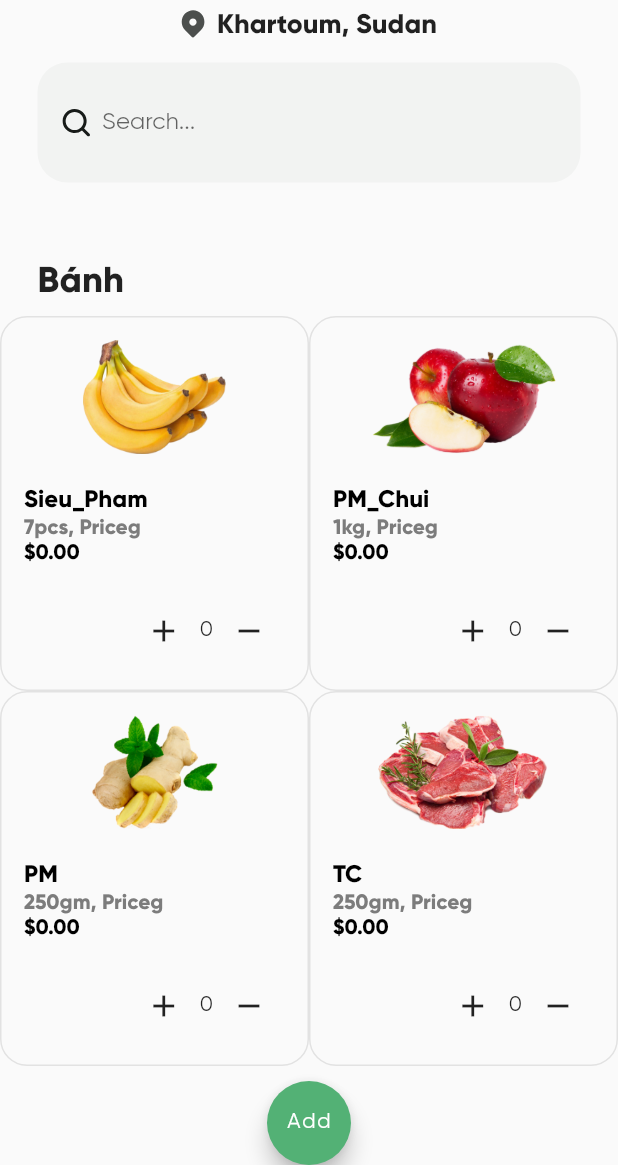
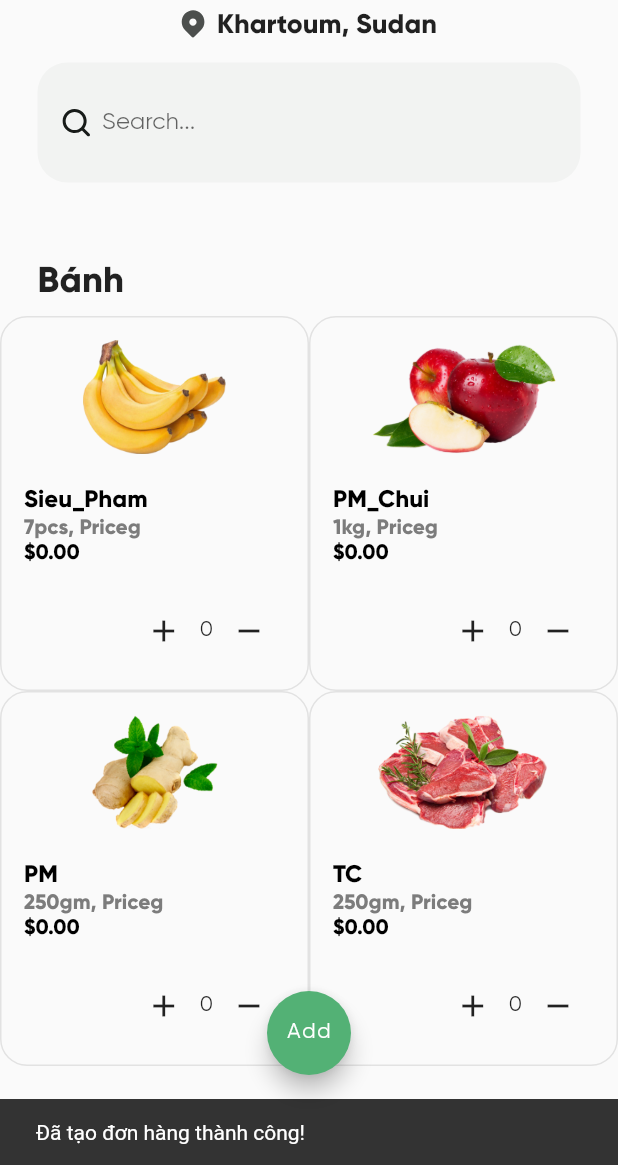
Before and after one commit to Man-Minh-PG/order_manager_android, a Flutter app: the HomeScreen screen opened directly, after a tap on the "add" icon, after a tap on the "remove" icon, after a tap on "Add", on a phone screen of 412 x 824 dp, the part 71-1236 px from its top. Run offline on Flutter 3.47's test engine with Material 2 defaults, Android fonts, the phone set to English and light mode, and no system bars; our stand-ins replace flutter_svg, sqflite; accounts and stored records are empty.

Commit message:
add function delete file db - fĩx bug reset order quantity - add snackbar

```diff
--- a/lib/helpers/database.dart
+++ b/lib/helpers/database.dart
@@ -13,6 +13,18 @@ class DatabaseRepository {
   final _databaseName    = 'bachutha';
   final _databaseVersion = 1;
 
+
+  // Hàm xóa cơ sở dữ liệu cũ
+    Future<void> deleteOldDatabase() async {
+    Directory documentsDirectory = await getApplicationDocumentsDirectory();
+    String databasePath = join(documentsDirectory.path, _databaseName);
+      File dbFile = File(databasePath);
+      if (await dbFile.exists()) {
+        await dbFile.delete();
+      }
+    }
+
+
   Future<String?> getDatabasePath() async {
   // Lấy đường dẫn thư mục lưu trữ cơ sở dữ liệu
     Directory appDocDir = await getApplicationDocumentsDirectory();
@@ -23,6 +35,7 @@ class DatabaseRepository {
 
 
   Future<Database?> get database async { // function check isset db
+  // deleteOldDatabase();
   if (_database != null) {
     return _database;
   } else {
--- a/lib/models/grocery_item.dart
+++ b/lib/models/grocery_item.dart
@@ -4,7 +4,7 @@ class GroceryItem {
   final String description;
   final int price;
   final String imagePath;
-  final int orderQuantity;
+  late  int orderQuantity;
   final bool exclusiveOffers;
 
   GroceryItem({
--- a/lib/provider/order_service.dart
+++ b/lib/provider/order_service.dart
@@ -9,57 +9,71 @@ class OrderService {
   final OrderRepository _orderRepository = OrderRepository();
 
   // Future<void> addProductToOrder(Order order, GroceryItem groceryItem) async {
-  Future<void> createOrder(List<Product> groceryItem, String note) async {
+  Future<bool> createOrder(List<Product> groceryItem, String note) async {
   final db = await _databaseRepository.database;
-
 
   if (db == null) {
     // Xử lý khi db là null, ví dụ: thông báo lỗi hoặc kết thúc hàm
     print('Error: Database is null');
-      return;
+    return false; // Trả về false để chỉ ra rằng insert thất bại
   }
-
 
   int totalPrice = 0;
   int insertedIdOrder = 0;
 
-    // Set the exclusiveOffers value for the product based on the predefined value in the GroceryItem class
+  // Tính tổng giá tiền của đơn hàng
   for (var item in groceryItem) {
     totalPrice += item.price;
   }
 
-    // Insert the order detail into the detail table
-   insertedIdOrder = await db!.insert(
+  // Insert thông tin đơn hàng vào bảng orders
+  insertedIdOrder = await db.insert(
     'orders',
     <String, dynamic>{
       'total': totalPrice,
       'note': note,
-        'paymentId' : 0, // cash payment
+      'paymentId' : 0, // Phương thức thanh toán bằng tiền mặt
     },
   );
 
+  // Kiểm tra xem insert vào bảng orders có thành công hay không
+  if (insertedIdOrder == 0) {
+    print('Error: Insert order failed');
+    return false; // Trả về false để chỉ ra rằng insert thất bại
+  }
+
+  // Insert thông tin chi tiết đơn hàng vào bảng order_detail
   for (var item in groceryItem) {
-      await db.insert(
+    int result = await db.insert(
       'order_detail',
       <String, dynamic>{
         'productId': item.id,
         'orderId': insertedIdOrder,
-        'amount' : item.orderQuantity, // cash payment
+        'amount' : item.orderQuantity,
       },
     );
+
+    // Kiểm tra xem insert vào bảng order_detail có thành công hay không
+    if (result == 0) {
+      print('Error: Insert order detail failed');
+      return false; // Trả về false để chỉ ra rằng insert thất bại
     }
   }
+
+  // Trả về true để chỉ ra rằng insert thành công
+  return true;
+}
+
 
   Future<List<Map<String, dynamic>>> selectOrdersWithStatus0() async {
     final db = await _databaseRepository.database;
     return await db!.rawQuery('''
-      SELECT order.*, order_detail.*
-      FROM order
-      JOIN order_detail ON order.id = order_detail.order_id
-      WHERE order.status = 0
+      SELECT orders.*, order_detail.*
+      FROM orders
+      JOIN order_detail ON orders.id = order_detail.orderId
+      WHERE orders.status = 0
     ''');
   }
-
 
   Future<void> updateOrderStatus(int orderId, int newStatus) async {
     final db = await _databaseRepository.database;
--- a/lib/screens/home/home_screen.dart
+++ b/lib/screens/home/home_screen.dart
@@ -66,10 +66,16 @@ class _HomeScreenState extends State<HomeScreen> {
      floatingActionButton: FloatingActionButton(
       onPressed: () {
         setState(() {
+          // Lấy danh sách các sản phẩm được chọn
           List<GroceryItem> selectedItems = exclusiveOffers.where((item) => item.orderQuantity > 0).toList();
-            // onAddButtonSelected(selectedItems.first); // call to function process add to cart
-            onAddButtonSelected(selectedItems); // call to function process add to cart
-            // print(selectedItems);
+
+          // Gọi hàm xử lý khi nút được nhấn, truyền vào danh sách các sản phẩm đã chọn
+          onAddButtonSelected(selectedItems);
+
+          // Đặt tất cả các giá trị orderQuantity về 0 cho các sản phẩm trong exclusiveOffers
+          for (var item in exclusiveOffers) {
+            item.orderQuantity = 0;
+          }
         });
       },
       child: Text("Add")
@@ -163,7 +169,7 @@ class _HomeScreenState extends State<HomeScreen> {
 
 // Assuming the selected grocery_item is available as groceryItem
 // void onAddButtonSelected(GroceryItem groceryItem) {
-  void onAddButtonSelected(List<GroceryItem> groceryItem) {
+    void onAddButtonSelected(List<GroceryItem> groceryItem) async {
       List<Product> selectedProducts = []; // Danh sách các sản phẩm đã chọn
 
       for (var item in groceryItem) {
@@ -183,6 +189,21 @@ class _HomeScreenState extends State<HomeScreen> {
       }
 
       OrderService orderService = OrderService();
-     orderService.createOrder(selectedProducts, searchTerm);
+      bool success = await orderService.createOrder(selectedProducts, searchTerm); // Chờ cho hàm createOrder hoàn thành
+
+      if (success) {
+          ScaffoldMessenger.of(context).showSnackBar(
+            SnackBar(
+              content: Text('Đã tạo đơn hàng thành công!'),
+            ),
+          );
+        } else {
+          ScaffoldMessenger.of(context).showSnackBar(
+            SnackBar(
+              content: Text('Tạo đơn hàng thất bại!'),
+            ),
+          );
         }
     }
+
+}
--- a/lib/widgets/grocery_item_card_widget.dart
+++ b/lib/widgets/grocery_item_card_widget.dart
@@ -26,10 +26,10 @@ class GroceryItemCardWidget extends StatefulWidget {
 // typedef AddToCartCallback = void Function(GroceryItem item, int orderQuantity);
 
 class _GroceryItemCardWidget extends State<GroceryItemCardWidget> {
-  int orderQuantity = 0; // Value default for button
+  // int orderQuantity = 0; // Value default for button
 
   int calculateTotalPrice() {
-    return widget.item.price * orderQuantity;
+    return widget.item.price * widget.item.orderQuantity;
   }
 
   @override
@@ -131,7 +131,8 @@ class _GroceryItemCardWidget extends State<GroceryItemCardWidget> {
           onPressed: (){
             setState(() {
               // Increment value when the + button is pressed
-              orderQuantity++;
+              widget.item.orderQuantity++;  // Update value product
+              // orderQuantity = widget.item.orderQuantity; // update value UI
             });
               // Gọi callback để thông báo về sự thay đổi
             // if (widget.addToCartCallback != null) {
@@ -157,16 +158,17 @@ class _GroceryItemCardWidget extends State<GroceryItemCardWidget> {
         // ),
         Center(
           child: Text(
-            orderQuantity.toString(),
+             widget.item.orderQuantity.toString(),
             textAlign: TextAlign.center,
           ),
         ),
         IconButton(
           onPressed: () {
-              if(orderQuantity > 0) {
+              if(widget.item.orderQuantity > 0) {
                 setState(() {
                 // Decrement value when the - button is pressed (but not below 1)
-                orderQuantity--;
+                widget.item.orderQuantity--;
+                // orderQuantity = widget.item.orderQuantity; // update value UI
               });
             }
           },
```
Lines whose indentation alone changed are shown as unchanged.
